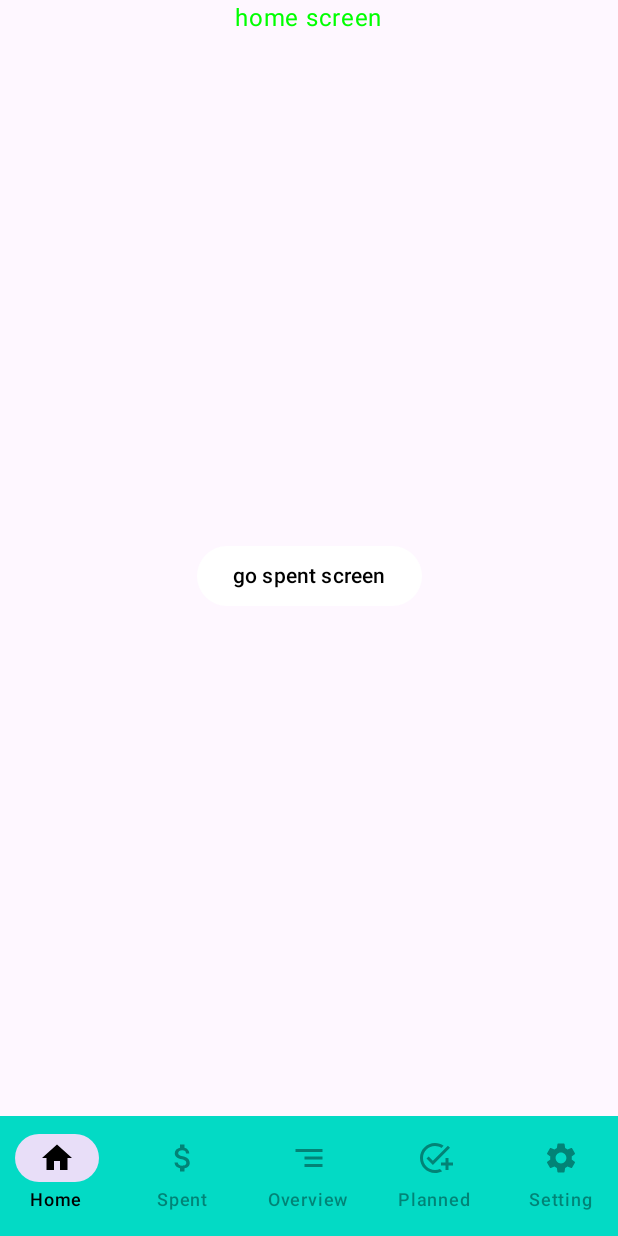
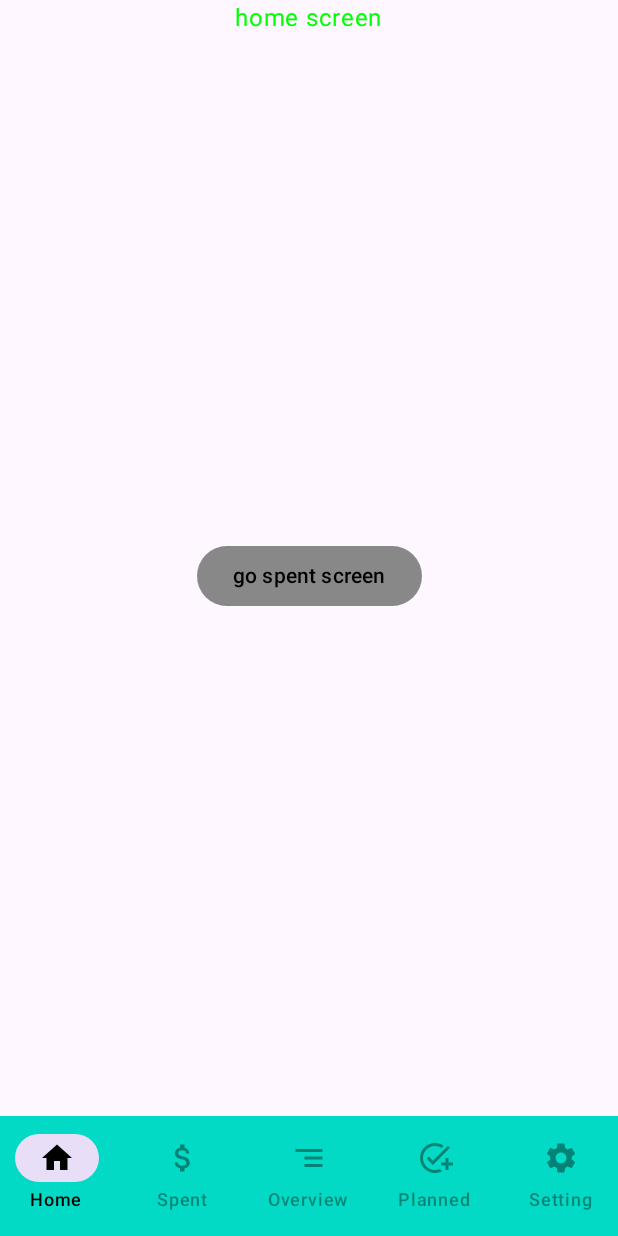
Before and after one commit to shjman/polygon2, an Android app built with Jetpack Compose: the spent screen opened through its navigation route, on a phone screen of 412 x 824 dp. Run offline under Robolectric (Android 15) with nearby library versions, the phone set to English and light mode, and no system bars; our stand-ins replace Firebase (no records; nobody signed in at launch, a user with empty details on screens opened directly), Timber, livedata-compose; libraries missing offline, so code that uses them is left out: com.firebase.ui; 1 statement that could not run was skipped.

Commit message:
update homeScreen

```diff
--- a/app/src/main/java/com/shjman/polygon2/App.kt
+++ b/app/src/main/java/com/shjman/polygon2/App.kt
@@ -14,7 +14,7 @@ class App : Application() {
         if (BuildConfig.DEBUG) {
             Timber.plant(Timber.DebugTree())
         }
-        startKoin{
+        startKoin {
             androidLogger()
             androidContext(this@App)
             modules(appModule)
--- a/app/src/main/java/com/shjman/polygon2/ui/EntryPoint.kt
+++ b/app/src/main/java/com/shjman/polygon2/ui/EntryPoint.kt
@@ -44,7 +44,7 @@ import com.shjman.polygon2.data.convertDateStringToLocalDateTime
 import com.shjman.polygon2.ui.categories.CategoriesScreen
 import com.shjman.polygon2.ui.categories.EditCategoryScreen
 import com.shjman.polygon2.ui.edit_spending.EditSpendingScreen
-import com.shjman.polygon2.ui.home.HomeScreen
+import com.shjman.polygon2.ui.home.HomeScreenDestination
 import com.shjman.polygon2.ui.overview.OverviewScreen
 import com.shjman.polygon2.ui.planned.PlannedScreen
 import com.shjman.polygon2.ui.settings.AddTrustedUserScreen
@@ -188,7 +188,7 @@ fun NavigationGraph(
         startDestination = Screens.Unauthorized.screenRoute,
     ) {
         composable(Screens.BottomNavItem.Home.screenRoute) {
-            HomeScreen(
+            HomeScreenDestination(
                 onClickGoNext = { appState.navHostController.navigate(Screens.BottomNavItem.Spent.screenRoute) },
             )
         }
--- a/app/src/main/java/com/shjman/polygon2/ui/home/HomeScreen.kt
+++ b/app/src/main/java/com/shjman/polygon2/ui/home/HomeScreenDestination.kt
@@ -14,13 +14,22 @@ import androidx.compose.runtime.Composable
 import androidx.compose.ui.Alignment
 import androidx.compose.ui.Modifier
 import androidx.compose.ui.graphics.Color
-import org.koin.androidx.compose.koinViewModel
+import androidx.compose.ui.tooling.preview.Preview
 
 @Composable
-fun HomeScreen(
+fun HomeScreenDestination(
     onClickGoNext: () -> Unit,
 ) {
-    val viewModel = koinViewModel<HomeViewModel>()
+//    val viewModel = koinViewModel<HomeViewModel>() // todo check this sound
+    HomeScreenContent(
+        onClickGoNext = onClickGoNext
+    )
+}
+
+@Composable
+private fun HomeScreenContent(
+    onClickGoNext: () -> Unit,
+) {
     Column(
         modifier = Modifier
             .fillMaxSize()
@@ -43,11 +52,24 @@ fun HomeScreen(
             horizontalAlignment = Alignment.CenterHorizontally
         ) {
             Button(
-                onClick = onClickGoNext, // todo make by viewModel
-                colors = ButtonDefaults.buttonColors(containerColor = Color.White)
+                onClick = onClickGoNext,
+                colors = ButtonDefaults.buttonColors(
+                    containerColor = Color.Gray,
+                    contentColor = Color.Black,
+                )
             ) {
-                Text(text = "go spent screen", color = Color.Black)
+                Text(
+                    text = "go spent screen",
+                )
             }
         }
     }
 }
+
+@Preview(showSystemUi = true, showBackground = true)
+@Composable
+fun HomeScreenPreview() {
+    HomeScreenContent(
+        onClickGoNext = {}
+    )
+}
```
